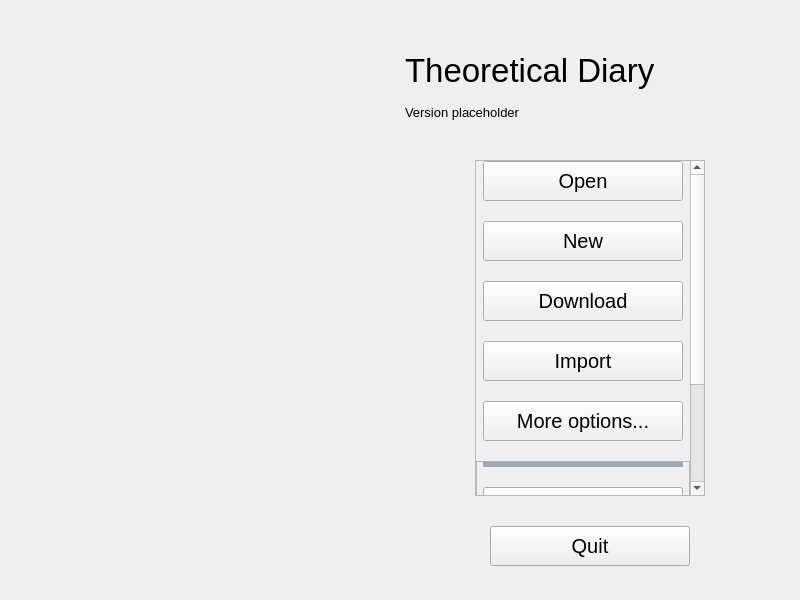
Above: mainwindow.ui from someretical/TheoreticalDiary before the change. Below: the same form after it.
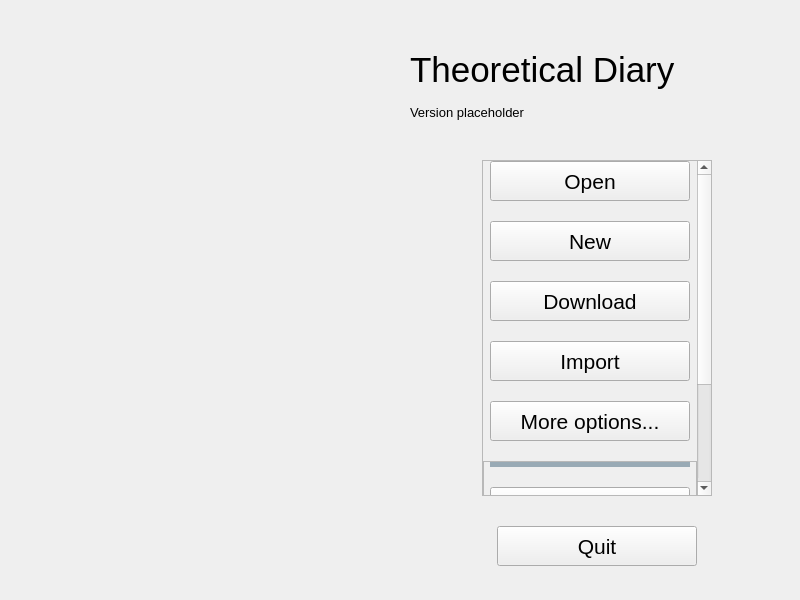
That is the form after the change. Icons and pictures are not drawn.

The edit to the form file:
```diff
--- a/mainwindow.ui
+++ b/mainwindow.ui
@@ -53,7 +53,7 @@
      <number>10</number>
     </property>
     <property name="rightMargin">
-     <number>10</number>
+     <number>0</number>
     </property>
     <property name="bottomMargin">
      <number>10</number>
@@ -106,7 +106,7 @@
           </property>
           <property name="font">
            <font>
-            <pointsize>25</pointsize>
+            <pointsize>26</pointsize>
            </font>
           </property>
           <property name="text">
@@ -211,7 +211,7 @@
              <property name="geometry">
               <rect>
                <x>0</x>
-               <y>0</y>
+               <y>-100</y>
                <width>214</width>
                <height>487</height>
               </rect>
@@ -251,7 +251,7 @@
                 </property>
                 <property name="font">
                  <font>
-                  <pointsize>15</pointsize>
+                  <pointsize>16</pointsize>
                  </font>
                 </property>
                 <property name="toolTip">
@@ -281,7 +281,7 @@
                 </property>
                 <property name="font">
                  <font>
-                  <pointsize>15</pointsize>
+                  <pointsize>16</pointsize>
                  </font>
                 </property>
                 <property name="toolTip">
@@ -311,7 +311,7 @@
                 </property>
                 <property name="font">
                  <font>
-                  <pointsize>15</pointsize>
+                  <pointsize>16</pointsize>
                  </font>
                 </property>
                 <property name="toolTip">
@@ -341,7 +341,7 @@
                 </property>
                 <property name="font">
                  <font>
-                  <pointsize>15</pointsize>
+                  <pointsize>16</pointsize>
                  </font>
                 </property>
                 <property name="toolTip">
@@ -371,7 +371,7 @@
                 </property>
                 <property name="font">
                  <font>
-                  <pointsize>15</pointsize>
+                  <pointsize>16</pointsize>
                  </font>
                 </property>
                 <property name="toolTip">
@@ -454,7 +454,7 @@
                    </property>
                    <property name="font">
                     <font>
-                     <pointsize>15</pointsize>
+                     <pointsize>16</pointsize>
                     </font>
                    </property>
                    <property name="toolTip">
@@ -585,7 +585,7 @@
           </property>
           <property name="font">
            <font>
-            <pointsize>15</pointsize>
+            <pointsize>16</pointsize>
            </font>
           </property>
           <property name="toolTip">
```
Left out of the diff: 7 changed lines with no effect on the pictures.
